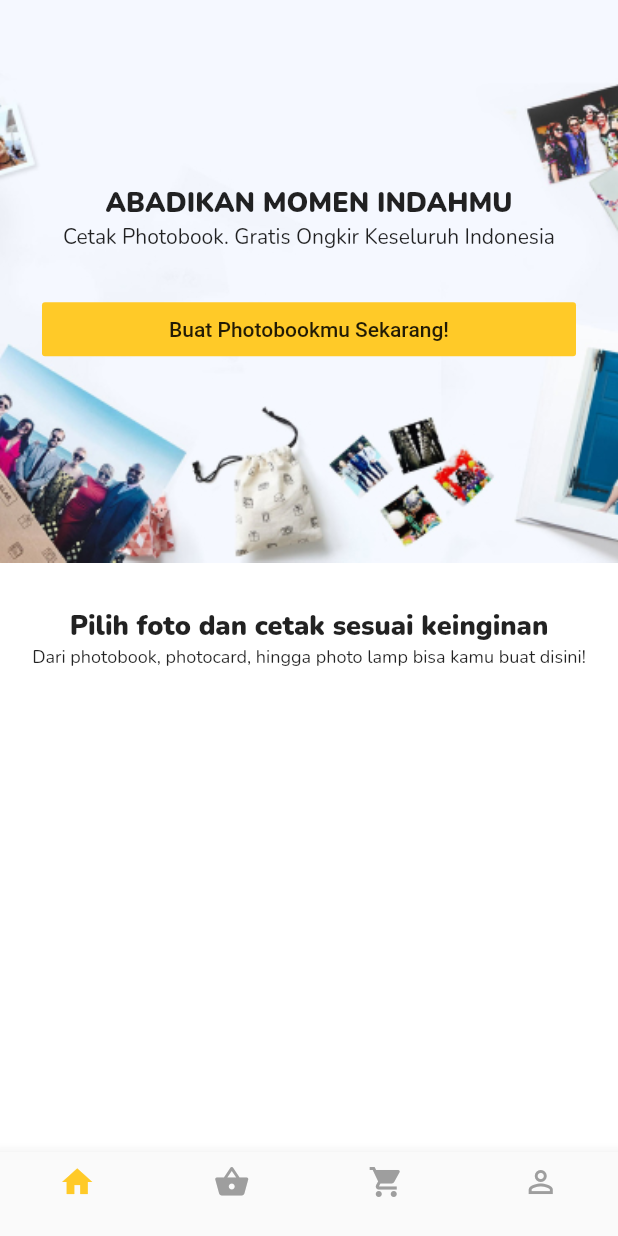
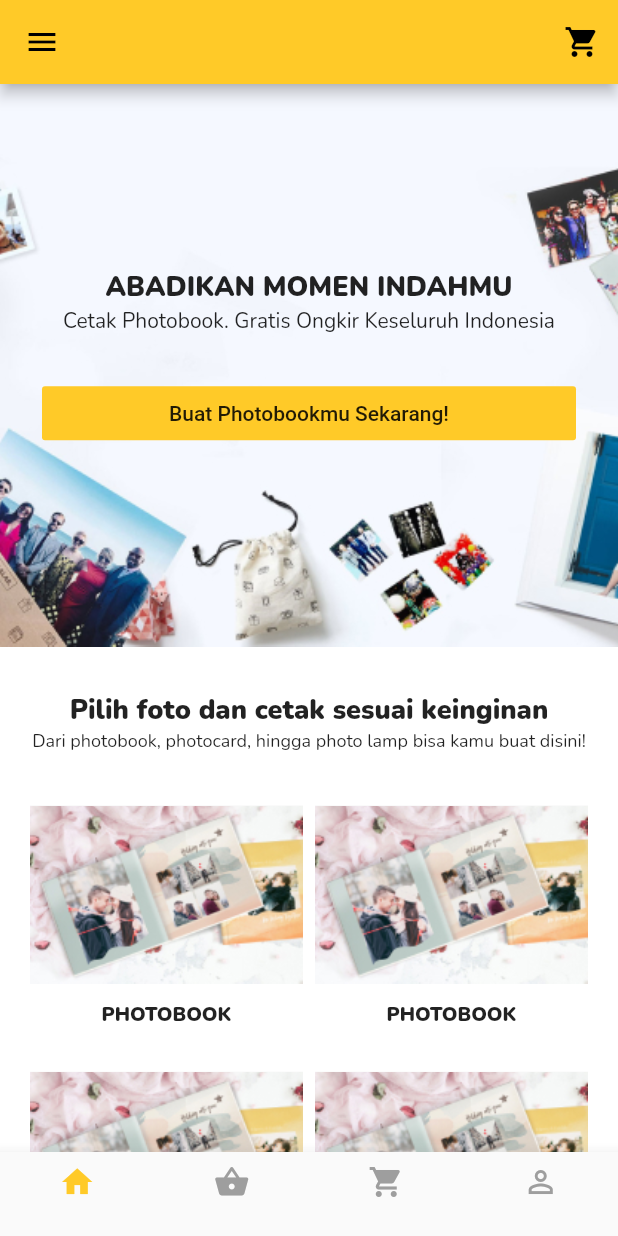
Before and after one commit to threetwotwo/id_photobook_test, a Flutter app: the screen it shows once a user with an empty profile is signed in, on a phone screen of 412 x 824 dp. Run offline on Flutter 3.47's test engine with Material 2 defaults, Android fonts, the phone set to English and light mode, and no system bars; our stand-ins replace cached_network_image, cloud_firestore, firebase_auth, flutter_login, google_fonts; accounts and stored records are empty.

Commit message:
Mock ups for Home and Katalog Screens

```diff
--- a/lib/constants/styles.dart
+++ b/lib/constants/styles.dart
@@ -10,6 +10,9 @@ class Styles {
   static final h14ExtraBold =
       GoogleFonts.nunito().copyWith(fontWeight: FontWeight.w900, fontSize: 14);
 
+  static final h13ExtraBold =
+      GoogleFonts.nunito().copyWith(fontWeight: FontWeight.w900, fontSize: 13);
+
   static final h14Bold =
       GoogleFonts.nunito().copyWith(fontWeight: FontWeight.bold, fontSize: 14);
 
--- a/lib/ui/home.dart
+++ b/lib/ui/home.dart
@@ -1,5 +1,6 @@
 import 'package:flutter/material.dart';
 import 'package:idphotobooktest/constants/app_colors.dart';
+import 'package:idphotobooktest/ui/screens/katalog_screen.dart';
 import 'package:idphotobooktest/ui/screens/home_screen.dart';
 import 'package:idphotobooktest/ui/screens/profile_screen.dart';
 
@@ -48,7 +49,7 @@ class _HomeState extends State<Home> {
         index: _tabIndex,
         children: <Widget>[
           HomeScreen(),
-          Container(color: Colors.green),
+          KatalogScreen(),
           Container(color: Colors.red),
           ProfileScreen(),
         ],
--- a/lib/ui/safe_scaffold.dart
+++ b/lib/ui/safe_scaffold.dart
@@ -3,7 +3,7 @@ import 'package:flutter/material.dart';
 ///A scaffold widget that wraps its child around a [SafeArea]
 class SafeScaffold extends StatelessWidget {
   final Widget child;
-  final AppBar appBar;
+  final Widget appBar;
 
   const SafeScaffold({Key key, @required this.child, this.appBar})
       : super(key: key);
@@ -13,7 +13,7 @@ class SafeScaffold extends StatelessWidget {
     return Scaffold(
       appBar: appBar,
       backgroundColor: Colors.white,
-      body: child,
+      body: SafeArea(child: child),
     );
   }
 }
--- a/lib/ui/screens/catalog_screen.dart
+++ /dev/null
@@ -1 +0,0 @@
-import 'package:flutter/material.dart';
--- a/lib/ui/screens/home_screen.dart
+++ b/lib/ui/screens/home_screen.dart
@@ -2,11 +2,13 @@ import 'package:flutter/material.dart';
 import 'package:idphotobooktest/constants/app_colors.dart';
 import 'package:idphotobooktest/constants/styles.dart';
 import 'package:idphotobooktest/ui/safe_scaffold.dart';
+import 'package:idphotobooktest/ui/shared/base_app_bar.dart';
 
 class HomeScreen extends StatelessWidget {
   @override
   Widget build(BuildContext context) {
     return SafeScaffold(
+      appBar: BaseAppBar(),
       child: ListView(
         children: <Widget>[
           //Header with CTA
@@ -58,6 +60,38 @@ class HomeScreen extends StatelessWidget {
             style: Styles.b12Normal,
             textAlign: TextAlign.center,
           ),
+          SizedBox(height: 35),
+          Padding(
+            padding: const EdgeInsets.symmetric(horizontal: 20.0),
+            child: GridView.count(
+              shrinkWrap: true,
+              physics: NeverScrollableScrollPhysics(),
+              crossAxisCount: 2,
+              crossAxisSpacing: 8,
+              mainAxisSpacing: 12,
+              childAspectRatio: 1.1,
+              children: List.generate(
+                6,
+                (index) => Column(
+                  children: <Widget>[
+                    Container(
+                      color: Colors.grey[100],
+                      child: Image.asset(
+                        'assets/images/img_photobook 1.jpg',
+                        fit: BoxFit.cover,
+                      ),
+                    ),
+                    SizedBox(height: 12),
+                    Text(
+                      'PHOTOBOOK',
+                      style: Styles.h13ExtraBold,
+                      textAlign: TextAlign.center,
+                    ),
+                  ],
+                ),
+              ),
+            ),
+          )
         ],
       ),
     );
--- /dev/null
+++ b/lib/ui/shared/base_app_bar.dart
@@ -0,0 +1,30 @@
+import 'package:flutter/material.dart';
+import 'package:idphotobooktest/constants/app_colors.dart';
+
+class BaseAppBar extends StatelessWidget implements PreferredSizeWidget {
+  @override
+  Widget build(BuildContext context) {
+    return AppBar(
+      backgroundColor: AppColors.yellow,
+      leading: IconButton(
+        onPressed: () {},
+        icon: Icon(
+          Icons.menu,
+          color: Colors.black,
+        ),
+      ),
+      actions: <Widget>[
+        IconButton(
+          onPressed: () {},
+          icon: Icon(
+            Icons.shopping_cart,
+            color: Colors.black,
+          ),
+        ),
+      ],
+    );
+  }
+
+  @override
+  Size get preferredSize => Size(double.infinity, kToolbarHeight);
+}
```
Also changed, not shown: lib/ui/screens/katalog_screen.dart (added, +90 -0 lines), assets/images/Dear Mom_thumb_300x300.png (added), assets/images/img_photobook 1.jpg (added).
